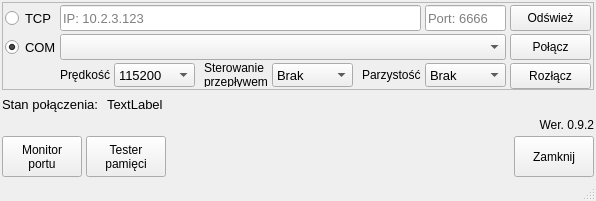
Old version of the form mainwindow.ui in the repository Kriskus/MemoryTester.
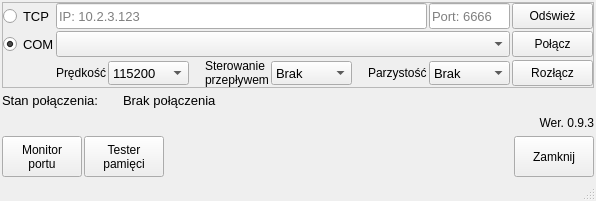
New version of the form.

What changed in the file:
```diff
--- a/mainwindow.ui
+++ b/mainwindow.ui
@@ -40,7 +40,7 @@
      <number>2</number>
     </property>
     <property name="spacing">
-     <number>4</number>
+     <number>2</number>
     </property>
     <item row="0" column="0" colspan="4">
      <widget class="QFrame" name="frame">
@@ -52,19 +52,19 @@
       </property>
       <layout class="QGridLayout" name="gridLayout_2">
        <property name="leftMargin">
-        <number>2</number>
+        <number>0</number>
        </property>
        <property name="topMargin">
-        <number>2</number>
+        <number>0</number>
        </property>
        <property name="rightMargin">
-        <number>2</number>
+        <number>0</number>
        </property>
        <property name="bottomMargin">
-        <number>2</number>
+        <number>0</number>
        </property>
        <property name="spacing">
-        <number>4</number>
+        <number>2</number>
        </property>
        <item row="0" column="3">
         <widget class="QLineEdit" name="lineEditPort_1">
@@ -152,6 +152,9 @@
        </item>
        <item row="2" column="1" colspan="3">
         <layout class="QHBoxLayout" name="horizontalLayout">
+         <property name="spacing">
+          <number>2</number>
+         </property>
          <item>
           <widget class="QLabel" name="labelSpeed_1">
            <property name="text">
@@ -479,19 +482,6 @@
       </property>
      </widget>
     </item>
-    <item row="2" column="1">
-     <spacer name="verticalSpacer">
-      <property name="orientation">
-       <enum>Qt::Vertical</enum>
-      </property>
-      <property name="sizeHint" stdset="0">
-       <size>
-        <width>20</width>
-        <height>14</height>
-       </size>
-      </property>
-     </spacer>
-    </item>
     <item row="1" column="0" colspan="4">
      <layout class="QHBoxLayout" name="horizontalLayout_2">
       <item>
@@ -518,24 +508,6 @@
         </property>
        </widget>
       </item>
-      <item>
-       <widget class="QLabel" name="labelConnectionStatus">
-        <property name="maximumSize">
-         <size>
-          <width>201</width>
-          <height>16777215</height>
-         </size>
-        </property>
-        <property name="font">
-         <font>
-          <pointsize>10</pointsize>
-         </font>
-        </property>
-        <property name="text">
-         <string>TextLabel</string>
-        </property>
-       </widget>
-      </item>
       <item>
        <widget class="QLabel" name="labelConnectionColor">
         <property name="minimumSize">
@@ -555,6 +527,24 @@
         </property>
        </widget>
       </item>
+      <item>
+       <widget class="QLabel" name="labelConnectionStatus">
+        <property name="maximumSize">
+         <size>
+          <width>201</width>
+          <height>16777215</height>
+         </size>
+        </property>
+        <property name="font">
+         <font>
+          <pointsize>10</pointsize>
+         </font>
+        </property>
+        <property name="text">
+         <string>Brak połączenia</string>
+        </property>
+       </widget>
+      </item>
       <item>
        <spacer name="horizontalSpacer_5">
         <property name="orientation">
@@ -625,13 +615,26 @@
     <item row="2" column="3">
      <widget class="QLabel" name="label">
       <property name="text">
-       <string>Wer. 0.9.2</string>
+       <string>Wer. 0.9.3</string>
       </property>
       <property name="alignment">
        <set>Qt::AlignRight|Qt::AlignTrailing|Qt::AlignVCenter</set>
       </property>
      </widget>
     </item>
+    <item row="2" column="0" colspan="3">
+     <spacer name="verticalSpacer">
+      <property name="orientation">
+       <enum>Qt::Vertical</enum>
+      </property>
+      <property name="sizeHint" stdset="0">
+       <size>
+        <width>20</width>
+        <height>14</height>
+       </size>
+      </property>
+     </spacer>
+    </item>
    </layout>
   </widget>
   <widget class="QStatusBar" name="statusbar"/>
```
Left out of the diff: 2 changed lines with no effect on the pictures.
